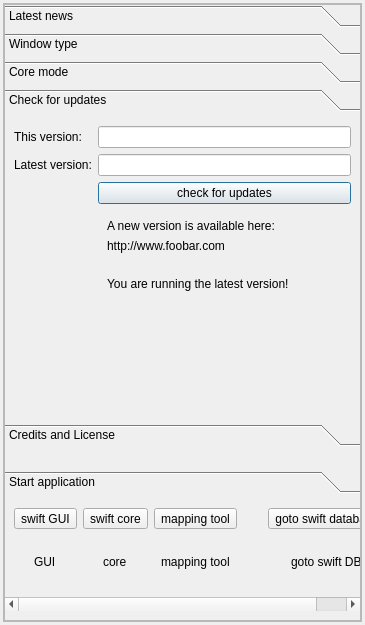
Above: src/swiftlauncher/swiftlauncher.ui from swift-project/pilotclient before the change. Below: the same form after it.
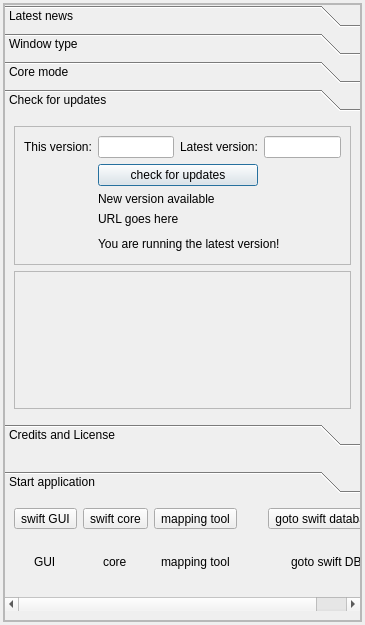
That is the form after the change. The open tabs and pages were chosen to show the change. Icons and pictures are not drawn. Custom widgets are drawn as their Qt base class.

Commit message: refs #709, fixed initial version displayed (was not called when data were not updated)

```diff
--- a/src/swiftlauncher/swiftlauncher.ui
+++ b/src/swiftlauncher/swiftlauncher.ui
@@ -406,95 +406,128 @@
               <rect>
                <x>0</x>
                <y>0</y>
-               <width>283</width>
-               <height>198</height>
+               <width>355</width>
+               <height>301</height>
               </rect>
              </property>
              <attribute name="label">
               <string>Check for updates</string>
              </attribute>
-             <layout class="QGridLayout" name="gl_Updates">
-              <item row="5" column="1">
-               <widget class="QWidget" name="wi_NoNewVersion" native="true">
-                <layout class="QVBoxLayout" name="verticalLayout_3">
-                 <item>
-                  <widget class="QLabel" name="blb_NoNewVersion">
+             <layout class="QVBoxLayout" name="verticalLayout_4">
+              <item>
+               <widget class="QFrame" name="fr_SoftwareUpdates">
+                <property name="frameShape">
+                 <enum>QFrame::StyledPanel</enum>
+                </property>
+                <property name="frameShadow">
+                 <enum>QFrame::Raised</enum>
+                </property>
+                <layout class="QGridLayout" name="gridLayout_2">
+                 <item row="0" column="1">
+                  <widget class="QLineEdit" name="le_CurrentVersion">
+                   <property name="readOnly">
+                    <bool>true</bool>
+                   </property>
+                  </widget>
+                 </item>
+                 <item row="0" column="0">
+                  <widget class="QLabel" name="lbl_CurrentVersion">
                    <property name="text">
-                    <string>You are running the latest version!</string>
+                    <string>This version:</string>
                    </property>
                   </widget>
                  </item>
-                </layout>
-               </widget>
-              </item>
-              <item row="3" column="1">
-               <widget class="QWidget" name="wi_NewVersionAvailable" native="true">
-                <layout class="QVBoxLayout" name="verticalLayout_2">
-                 <item>
-                  <widget class="QLabel" name="lbl_NewVersionText">
+                 <item row="0" column="2">
+                  <widget class="QLabel" name="lbl_LatestVersion">
                    <property name="text">
-                    <string>A new version is available here:</string>
+                    <string>Latest version:</string>
                    </property>
                   </widget>
                  </item>
-                 <item>
-                  <widget class="QLabel" name="lbl_NewVersionUrl">
+                 <item row="4" column="1" colspan="3">
+                  <widget class="QWidget" name="wi_NoNewVersion" native="true">
+                   <layout class="QVBoxLayout" name="vl_NoNewVersion">
+                    <property name="leftMargin">
+                     <number>0</number>
+                    </property>
+                    <property name="topMargin">
+                     <number>0</number>
+                    </property>
+                    <property name="rightMargin">
+                     <number>0</number>
+                    </property>
+                    <property name="bottomMargin">
+                     <number>0</number>
+                    </property>
+                    <item>
+                     <widget class="QLabel" name="lbl_NoNewVersion">
+                      <property name="text">
+                       <string>You are running the latest version!</string>
+                      </property>
+                     </widget>
+                    </item>
+                   </layout>
+                  </widget>
+                 </item>
+                 <item row="0" column="3">
+                  <widget class="QLineEdit" name="le_LatestVersion">
+                   <property name="readOnly">
+                    <bool>true</bool>
+                   </property>
+                  </widget>
+                 </item>
+                 <item row="3" column="1" colspan="3">
+                  <widget class="QWidget" name="wi_NewVersionAvailable" native="true">
+                   <layout class="QVBoxLayout" name="vl_NewVersionAvailable">
+                    <property name="leftMargin">
+                     <number>0</number>
+                    </property>
+                    <property name="topMargin">
+                     <number>0</number>
+                    </property>
+                    <property name="rightMargin">
+                     <number>0</number>
+                    </property>
+                    <property name="bottomMargin">
+                     <number>0</number>
+                    </property>
+                    <item>
+                     <widget class="QLabel" name="lbl_NewVersion">
+                      <property name="text">
+                       <string>New version available</string>
+                      </property>
+                     </widget>
+                    </item>
+                    <item>
+                     <widget class="QLabel" name="lbl_NewVersionUrl">
+                      <property name="text">
+                       <string>URL goes here</string>
+                      </property>
+                     </widget>
+                    </item>
+                   </layout>
+                  </widget>
+                 </item>
+                 <item row="1" column="1" colspan="2">
+                  <widget class="QPushButton" name="pb_CheckForUpdates">
                    <property name="text">
-                    <string>http://www.foobar.com</string>
+                    <string>check for updates</string>
                    </property>
                   </widget>
                  </item>
                 </layout>
                </widget>
               </item>
-              <item row="0" column="1">
-               <widget class="QLineEdit" name="le_CurrentVersion">
-                <property name="readOnly">
-                 <bool>true</bool>
+              <item>
+               <widget class="QFrame" name="fr_DataUpdates">
+                <property name="frameShape">
+                 <enum>QFrame::StyledPanel</enum>
                 </property>
-               </widget>
-              </item>
-              <item row="1" column="0">
-               <widget class="QLabel" name="lbl_LatestVersion">
-                <property name="text">
-                 <string>Latest version:</string>
+                <property name="frameShadow">
+                 <enum>QFrame::Raised</enum>
                 </property>
                </widget>
               </item>
-              <item row="0" column="0">
-               <widget class="QLabel" name="lbl_CurrentVersion">
-                <property name="text">
-                 <string>This version:</string>
-                </property>
-               </widget>
-              </item>
-              <item row="2" column="1">
-               <widget class="QPushButton" name="pb_CheckForUpdates">
-                <property name="text">
-                 <string>check for updates</string>
-                </property>
-               </widget>
-              </item>
-              <item row="1" column="1">
-               <widget class="QLineEdit" name="le_LatestVersion">
-                <property name="readOnly">
-                 <bool>true</bool>
-                </property>
-               </widget>
-              </item>
-              <item row="7" column="1">
-               <spacer name="vs_Updates">
-                <property name="orientation">
-                 <enum>Qt::Vertical</enum>
-                </property>
-                <property name="sizeHint" stdset="0">
-                 <size>
-                  <width>20</width>
-                  <height>40</height>
-                 </size>
-                </property>
-               </spacer>
-              </item>
              </layout>
             </widget>
             <widget class="QWidget" name="pg_CreditsLicense">
```
Left out of the diff: 19 changed lines with no effect on the pictures. The commit also changes 3 other files.
